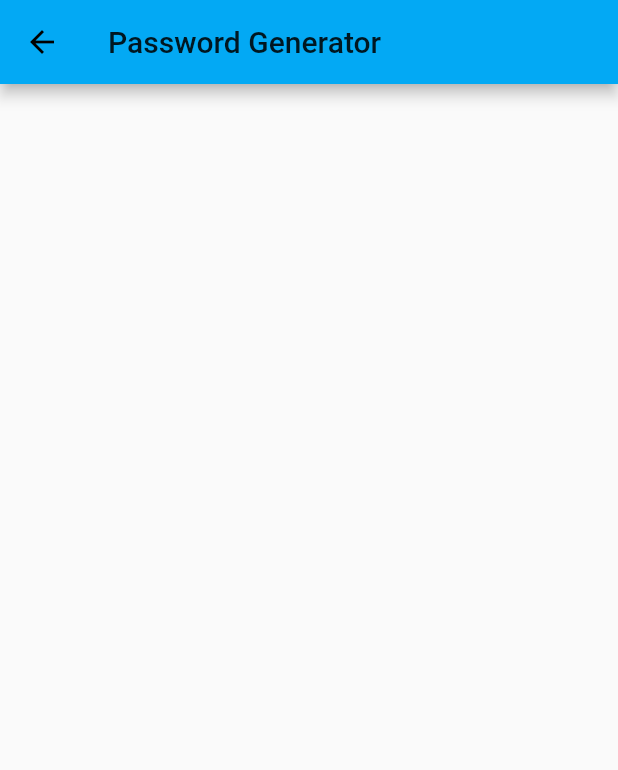
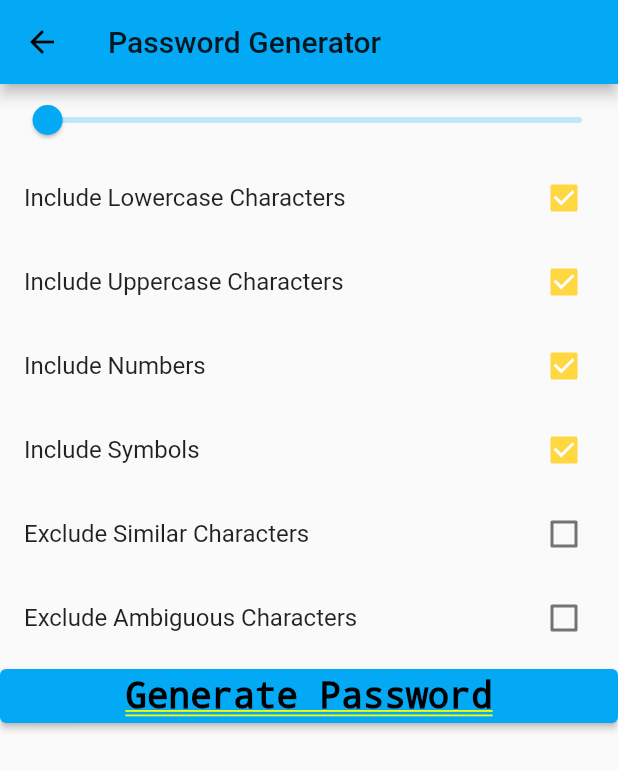
Before and after one commit to kirasok/random_password_generator, a Flutter app: the PasswordPage screen opened directly, on a phone screen of 412 x 824 dp. Shown: the top 770 px of the screen. Run offline on Flutter 3.47's test engine with Material 2 defaults, Android fonts, the phone set to English and light mode, and no system bars.

Commit message:
Create layout for Password Page

```diff
--- a/lib/main.dart
+++ b/lib/main.dart
@@ -1,3 +1,5 @@
+import 'dart:ui';
+
 import 'package:flutter/material.dart';
 
 void main() {
@@ -97,6 +99,22 @@ class PasswordPage extends StatefulWidget {
 }
 
 class _PasswordPageState extends State<PasswordPage> {
+  double _currentPasswordLength = 8;
+  bool isIncludeLowercase = true;
+  bool isIncludeUppercase = true;
+  bool isIncludeNumbers = true;
+  bool isIncludeSymbols = true;
+  bool isExcludeSimilar = false;
+  bool isExcludeAmbiguous = false;
+  String password = "";
+  Color colorOfPasswordBackground = Colors.transparent;
+
+  String _generatePassword() {
+    // TODO: generate password
+    colorOfPasswordBackground = Colors.grey.shade300;
+    return "a" * _currentPasswordLength.toInt();
+  }
+
   @override
   Widget build(BuildContext context) => Scaffold(
         appBar: AppBar(
@@ -107,6 +125,99 @@ class _PasswordPageState extends State<PasswordPage> {
               Navigator.of(context).pop();
             },
           ),
+        ),
+        body: ListView(
+          children: [
+            // TODO: make slider be log2
+            Slider(
+              value: _currentPasswordLength,
+              min: 4,
+              max: 256,
+              divisions: 252,
+              label: _currentPasswordLength.round().toString(),
+              onChanged: (double value) {
+                setState(() {
+                  _currentPasswordLength = value;
+                });
+              },
+            ),
+            CheckboxListTile(
+              title: Text("Include Lowercase Characters"),
+              value: isIncludeLowercase,
+              onChanged: (bool a) {
+                setState(() {
+                  isIncludeLowercase = a;
+                });
+              },
+            ),
+            CheckboxListTile(
+              title: Text("Include Uppercase Characters"),
+              value: isIncludeUppercase,
+              onChanged: (bool a) {
+                setState(() {
+                  isIncludeUppercase = a;
+                });
+              },
+            ),
+            CheckboxListTile(
+              title: Text("Include Numbers"),
+              value: isIncludeNumbers,
+              onChanged: (bool a) {
+                setState(() {
+                  isIncludeNumbers = a;
+                });
+              },
+            ),
+            CheckboxListTile(
+              title: Text("Include Symbols"),
+              value: isIncludeSymbols,
+              onChanged: (bool a) {
+                setState(() {
+                  isIncludeSymbols = a;
+                });
+              },
+            ),
+            CheckboxListTile(
+              title: Text("Exclude Similar Characters"),
+              value: isExcludeSimilar,
+              onChanged: (bool a) {
+                setState(() {
+                  isExcludeSimilar = a;
+                });
+              },
+            ),
+            CheckboxListTile(
+              title: Text("Exclude Ambiguous Characters"),
+              value: isExcludeAmbiguous,
+              onChanged: (bool a) {
+                setState(() {
+                  isExcludeAmbiguous = a;
+                });
+              },
+            ),
+            ElevatedButton(
+              onPressed: () {
+                setState(() {
+                  password = _generatePassword();
+                });
+              },
+              style: ElevatedButton.styleFrom(textStyle: DefaultTextStyle.of(context).style.apply(
+                fontSizeFactor: 0.5,
+              )),
+              child: Text("Generate Password"),
+            ),
+            Container(
+              margin: const EdgeInsets.all(16),
+              color: colorOfPasswordBackground,
+              child: Text(password,
+                  softWrap: true,
+                  textAlign: TextAlign.justify,
+                  style: DefaultTextStyle.of(context).style.apply(
+                      color: Colors.black,
+                      fontSizeFactor: 0.35,
+                      fontFeatures: [FontFeature.tabularFigures()])),
+            ),
+          ],
         ),
       );
 }
```
